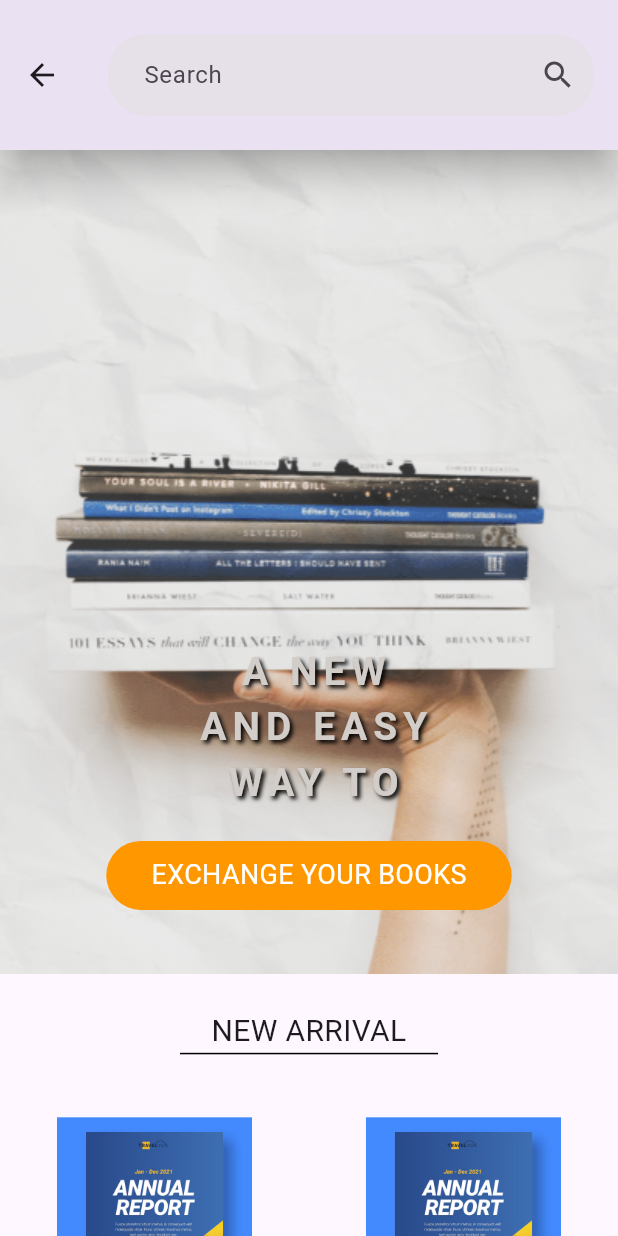
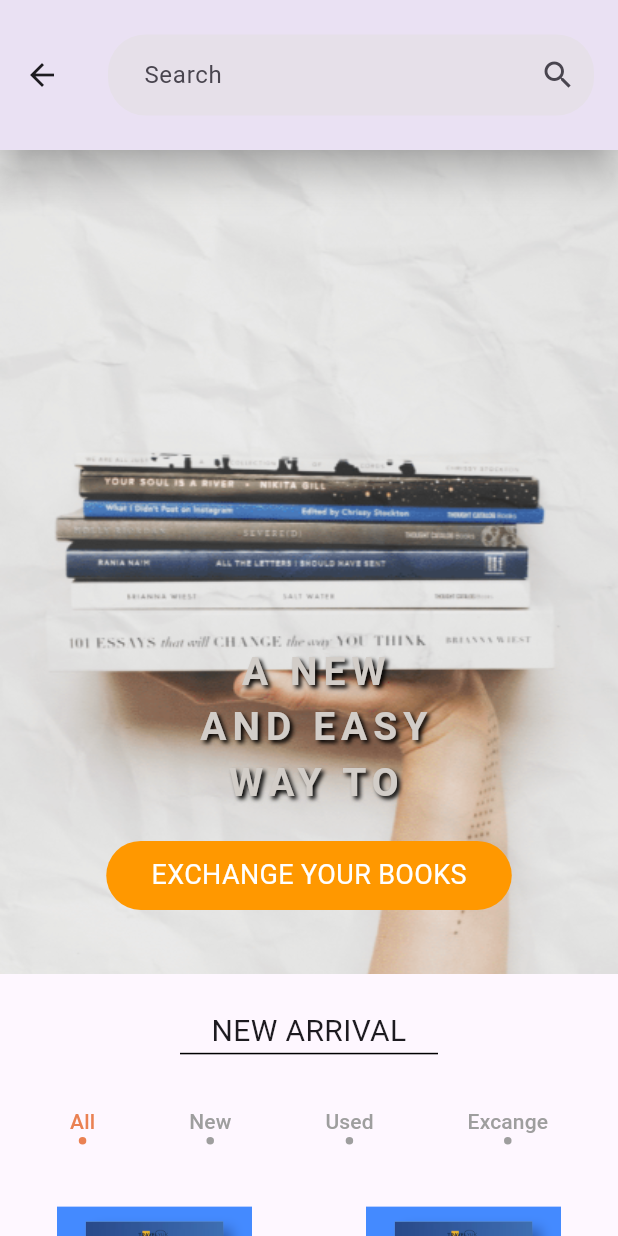
Before and after one commit to seddiksss/trading_books, a Flutter app: the Home screen opened by its route, on a phone screen of 412 x 824 dp. Run offline on Flutter 3.47's test engine with Material 3 defaults, Android fonts, the light colour scheme and no system bars; our stand-ins replace babstrap_settings_screen, get, get_storage, introduction_screen; accounts and stored records are empty.

Commit message:
update compileversion & kotlin vesion & categories

```diff
--- a/lib/Views/screens/home.dart
+++ b/lib/Views/screens/home.dart
@@ -1,5 +1,6 @@
 import 'package:flutter/material.dart';
 import 'package:trading_books/Views/widgets/bookCardHome.dart';
+import 'package:trading_books/Views/widgets/customCategoresButton.dart';
 
 class Home extends StatelessWidget {
   const Home({super.key});
@@ -97,8 +98,21 @@ class Home extends StatelessWidget {
             ),
             const Divider(
                 height: 1.0, endIndent: 120, indent: 120, color: Colors.black),
-            const SizedBox(
-              height: 12,
+            SizedBox(
+              height: screenHeight / 35,
+            ),
+            Row(
+              mainAxisAlignment: MainAxisAlignment.spaceEvenly,
+              children: [
+                CustomCategoriesButton(
+                    title: "All", onPressed: () {}, index: 0),
+                CustomCategoriesButton(
+                    title: "New", onPressed: () {}, index: 1),
+                CustomCategoriesButton(
+                    title: "Used", onPressed: () {}, index: 1),
+                CustomCategoriesButton(
+                    title: "Excange", onPressed: () {}, index: 1),
+              ],
             ),
             GridView.count(
                 padding: const EdgeInsets.symmetric(vertical: 30),
--- a/lib/Views/screens/profil.dart
+++ b/lib/Views/screens/profil.dart
@@ -21,7 +21,7 @@ class Profile extends StatelessWidget {
             BigUserCard(
               backgroundColor: Colors.red,
               userName: "Omar Baizou",
-              userProfilePic: AssetImage("assets/images/shape2.png"),
+              userProfilePic: const AssetImage("assets/images/shape2.png"),
               cardActionWidget: SettingsItem(
                 icons: Icons.edit,
                 iconStyle: IconStyle(
@@ -105,6 +105,7 @@ class Profile extends StatelessWidget {
                       value: controller.theme,
                       onChanged: (value) {
                         controller.theme = value;
+                        controller.update();
                       },
                     ),
                   ),
--- /dev/null
+++ b/lib/Views/widgets/customCategoresButton.dart
@@ -0,0 +1,48 @@
+import 'package:flutter/material.dart';
+
+import 'package:get/get.dart';
+import 'package:trading_books/Controllers/homeController.dart';
+import 'package:trading_books/Core/Constants/AppColor.dart';
+
+class CustomCategoriesButton extends GetView {
+  final int index;
+  final String title;
+  final void Function() onPressed;
+  const CustomCategoriesButton({
+    super.key,
+    required this.title,
+    required this.onPressed,
+    required this.index,
+  });
+
+  @override
+  Widget build(BuildContext context) {
+    return MaterialButton(
+        minWidth: 5,
+        onPressed: onPressed,
+        child: GetBuilder<HomeController>(builder: (controller) {
+          return Column(
+            mainAxisSize: MainAxisSize.min,
+            children: [
+              Text(
+                title,
+                style: TextStyle(
+                    color: controller.currentPag == index
+                        ? AppColor.primarycolor
+                        : AppColor.grey),
+              ),
+              Container(
+                height: 5,
+                width: 5,
+                decoration: BoxDecoration(
+                  borderRadius: BorderRadius.circular(5),
+                  color: controller.currentPag == index
+                      ? AppColor.primarycolor
+                      : AppColor.grey,
+                ),
+              ),
+            ],
+          );
+        }));
+  }
+}
```
Also changed, not shown: 2 other files.
